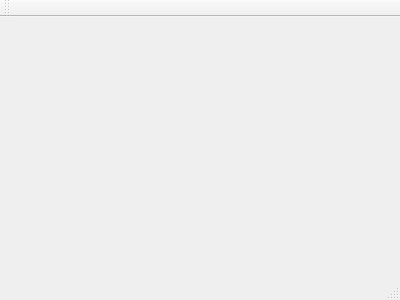
First picture: the form in mainwindow.ui, repository OnexTale/OnexExplorer, before the edit.
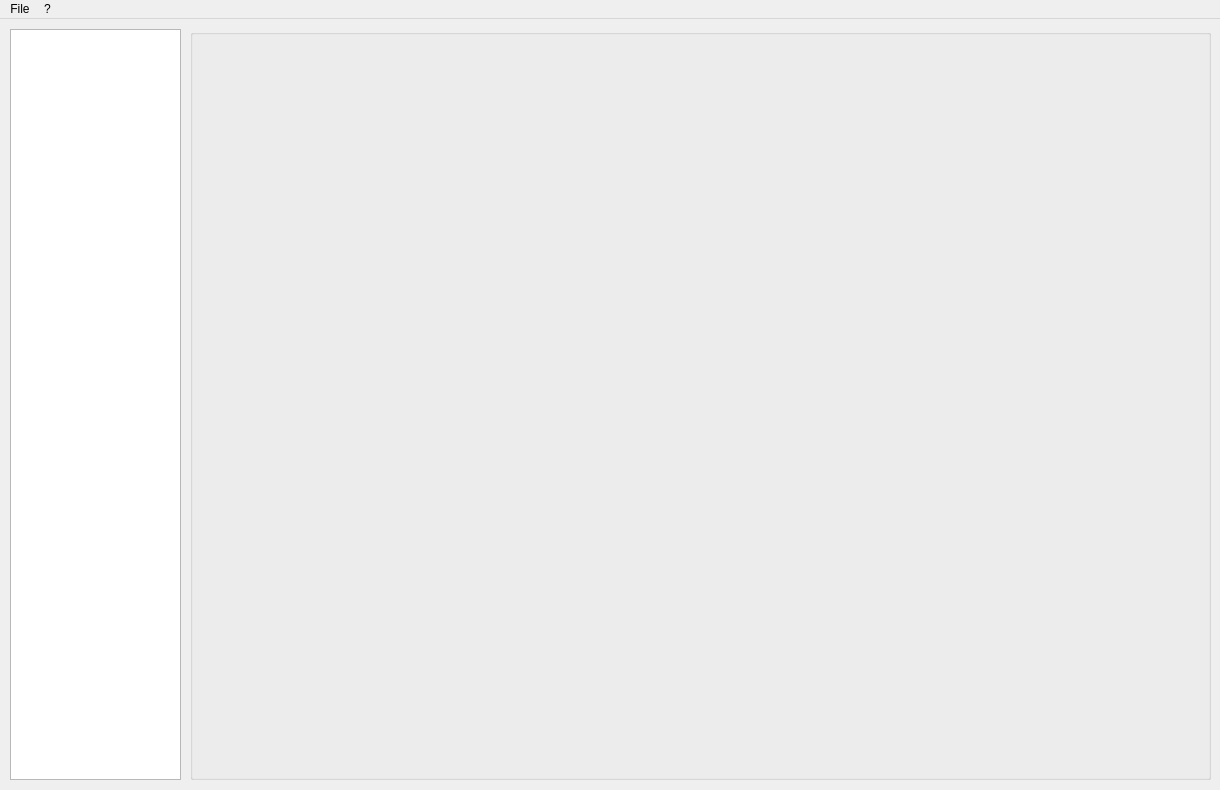
Second picture: the form after the edit.

```diff
--- a/mainwindow.ui
+++ b/mainwindow.ui
@@ -1,24 +1,122 @@
 <ui version="4.0">
  <class>MainWindow</class>
- <widget class="QMainWindow" name="MainWindow" >
-  <property name="geometry" >
+ <widget class="QMainWindow" name="MainWindow">
+  <property name="geometry">
    <rect>
     <x>0</x>
     <y>0</y>
-    <width>400</width>
-    <height>300</height>
+    <width>1220</width>
+    <height>790</height>
    </rect>
   </property>
-  <property name="windowTitle" >
+  <property name="minimumSize">
+   <size>
+    <width>1220</width>
+    <height>790</height>
+   </size>
+  </property>
+  <property name="maximumSize">
+   <size>
+    <width>1220</width>
+    <height>790</height>
+   </size>
+  </property>
+  <property name="windowTitle">
    <string>MainWindow</string>
   </property>
-  <widget class="QMenuBar" name="menuBar" />
-  <widget class="QToolBar" name="mainToolBar" />
-  <widget class="QWidget" name="centralWidget" />
-  <widget class="QStatusBar" name="statusBar" />
+  <widget class="QWidget" name="centralWidget">
+   <widget class="QGroupBox" name="groupBox">
+    <property name="geometry">
+     <rect>
+      <x>190</x>
+      <y>10</y>
+      <width>1021</width>
+      <height>751</height>
+     </rect>
+    </property>
+    <property name="title">
+     <string/>
+    </property>
+   </widget>
+   <widget class="QTreeView" name="treeView">
+    <property name="geometry">
+     <rect>
+      <x>10</x>
+      <y>10</y>
+      <width>171</width>
+      <height>751</height>
+     </rect>
+    </property>
+   </widget>
+  </widget>
+  <widget class="QMenuBar" name="menuBar">
+   <property name="geometry">
+    <rect>
+     <x>0</x>
+     <y>0</y>
+     <width>1220</width>
+     <height>21</height>
+    </rect>
+   </property>
+   <widget class="QMenu" name="menuFile">
+    <property name="title">
+     <string>File</string>
+    </property>
+    <addaction name="actionOpen"/>
+    <addaction name="actionSave_as"/>
+    <addaction name="separator"/>
+    <addaction name="actionExport"/>
+    <addaction name="actionImport"/>
+    <addaction name="separator"/>
+    <addaction name="actionClose_selected"/>
+   </widget>
+   <widget class="QMenu" name="menu">
+    <property name="title">
+     <string>?</string>
+    </property>
+   </widget>
+   <addaction name="menuFile"/>
+   <addaction name="menu"/>
+  </widget>
+  <action name="actionOpen">
+   <property name="text">
+    <string>Open</string>
+   </property>
+   <property name="shortcut">
+    <string>Ctrl+O</string>
+   </property>
+  </action>
+  <action name="actionSave_as">
+   <property name="text">
+    <string>Save as...</string>
+   </property>
+   <property name="shortcut">
+    <string>Ctrl+S</string>
+   </property>
+  </action>
+  <action name="actionClose_selected">
+   <property name="text">
+    <string>Close selected</string>
+   </property>
+  </action>
+  <action name="actionExport">
+   <property name="text">
+    <string>Export</string>
+   </property>
+   <property name="shortcut">
+    <string>Ctrl+E</string>
+   </property>
+  </action>
+  <action name="actionImport">
+   <property name="text">
+    <string>Import</string>
+   </property>
+   <property name="shortcut">
+    <string>Ctrl+I</string>
+   </property>
+  </action>
  </widget>
- <layoutDefault spacing="6" margin="11" />
- <pixmapfunction></pixmapfunction>
+ <layoutdefault spacing="6" margin="11"/>
  <resources/>
  <connections/>
 </ui>
```
Left out of the diff: 1 changed line with no effect on the pictures.
